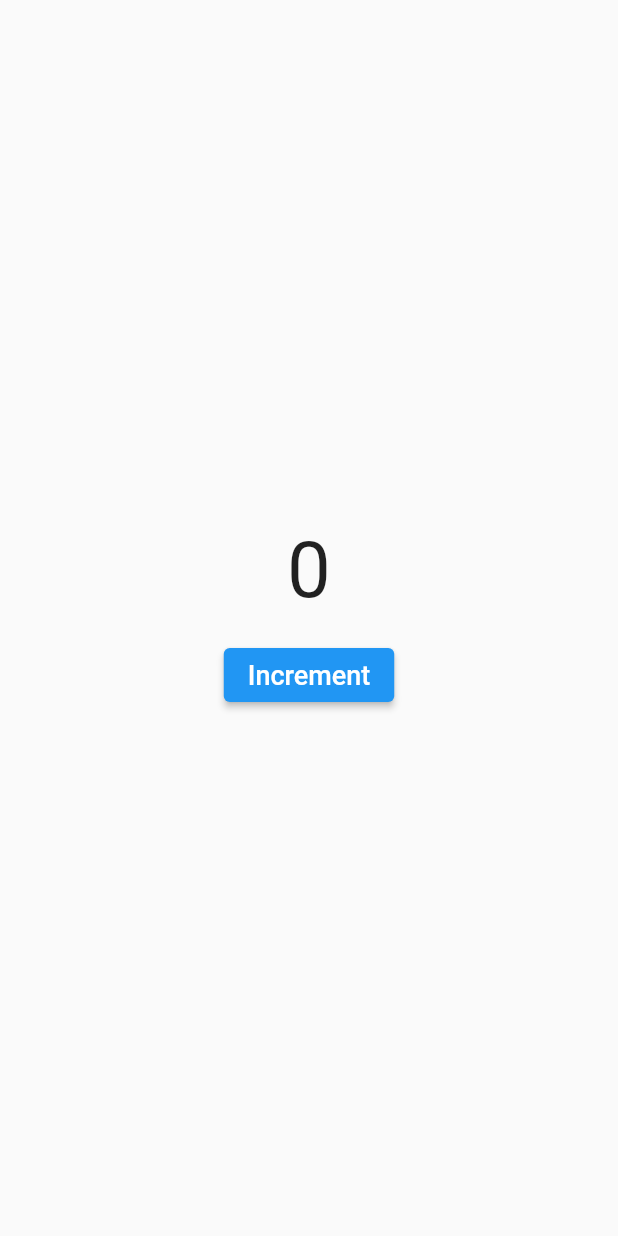
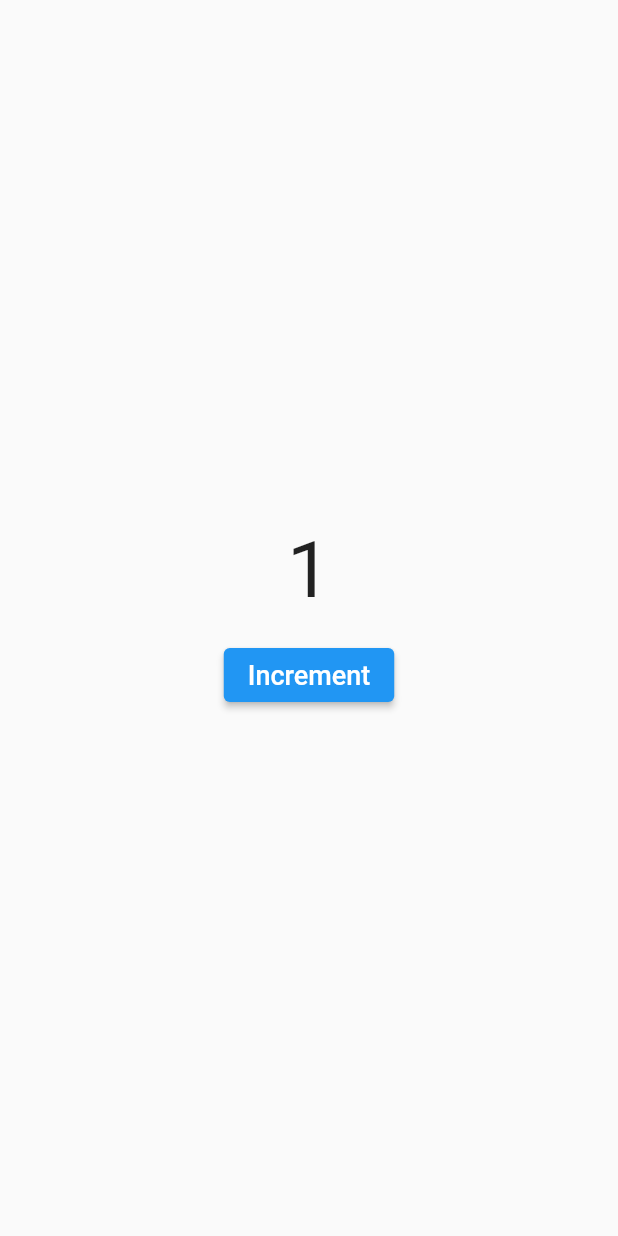
Before and after one commit to cromueloliver02/bloc_access, a Flutter app: the HomePage screen opened directly, after a tap on "Increment", on a phone screen of 412 x 824 dp. Run offline on Flutter 3.47's test engine with Material 2 defaults, Android fonts, the phone set to English and light mode, and no system bars; our stand-ins replace bloc, equatable, flutter_bloc.

Commit message:
applied counter bloc to UI

```diff
--- a/lib/cubits/counter/counter_cubit.dart
+++ b/lib/cubits/counter/counter_cubit.dart
@@ -6,4 +6,8 @@ part 'counter_state.dart';
 
 class CounterCubit extends Cubit<CounterState> {
   CounterCubit() : super(CounterState.initial());
+
+  void incrementCounter() {
+    emit(state.copyWith(counter: state.counter + 1));
+  }
 }
--- a/lib/main.dart
+++ b/lib/main.dart
@@ -1,4 +1,6 @@
 import 'package:flutter/material.dart';
+import 'package:flutter_bloc/flutter_bloc.dart';
+import 'cubits/counter/counter_cubit.dart';
 
 void main() => runApp(const MyApp());
 
@@ -7,12 +9,15 @@ class MyApp extends StatelessWidget {
 
   @override
   Widget build(BuildContext context) {
-    return MaterialApp(
-      title: 'Bloc Access',
-      theme: ThemeData(
-        primarySwatch: Colors.blue,
+    return BlocProvider<CounterCubit>(
+      create: (ctx) => CounterCubit(),
+      child: MaterialApp(
+        title: 'Bloc Access',
+        theme: ThemeData(
+          primarySwatch: Colors.blue,
+        ),
+        home: const HomePage(),
       ),
-      home: const HomePage(),
     );
   }
 }
@@ -27,15 +32,18 @@ class HomePage extends StatelessWidget {
         child: Column(
           mainAxisSize: MainAxisSize.min,
           children: [
-            const Text(
-              '0',
-              style: TextStyle(
-                fontSize: 52,
+            BlocSelector<CounterCubit, CounterState, int>(
+              selector: (state) => state.counter,
+              builder: (ctx, counter) => Text(
+                '$counter',
+                style: const TextStyle(
+                  fontSize: 52,
+                ),
               ),
             ),
             const SizedBox(height: 15),
             ElevatedButton(
-              onPressed: () {},
+              onPressed: () => context.read<CounterCubit>().incrementCounter(),
               child: const Text(
                 'Increment',
                 style: TextStyle(fontSize: 18),
```
